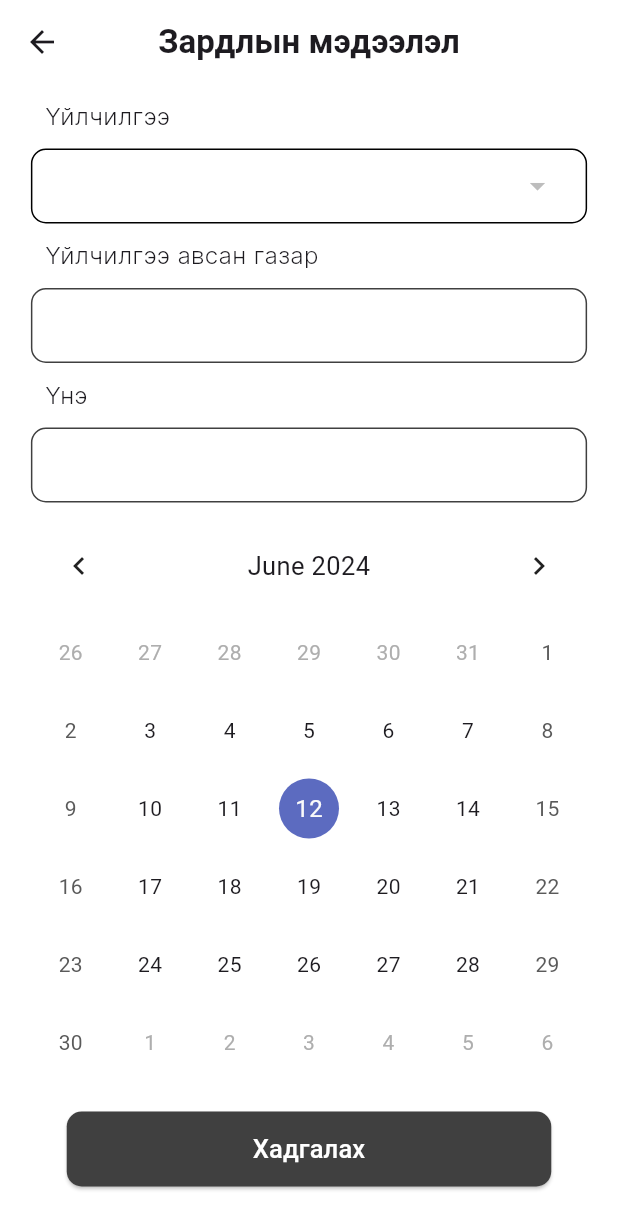
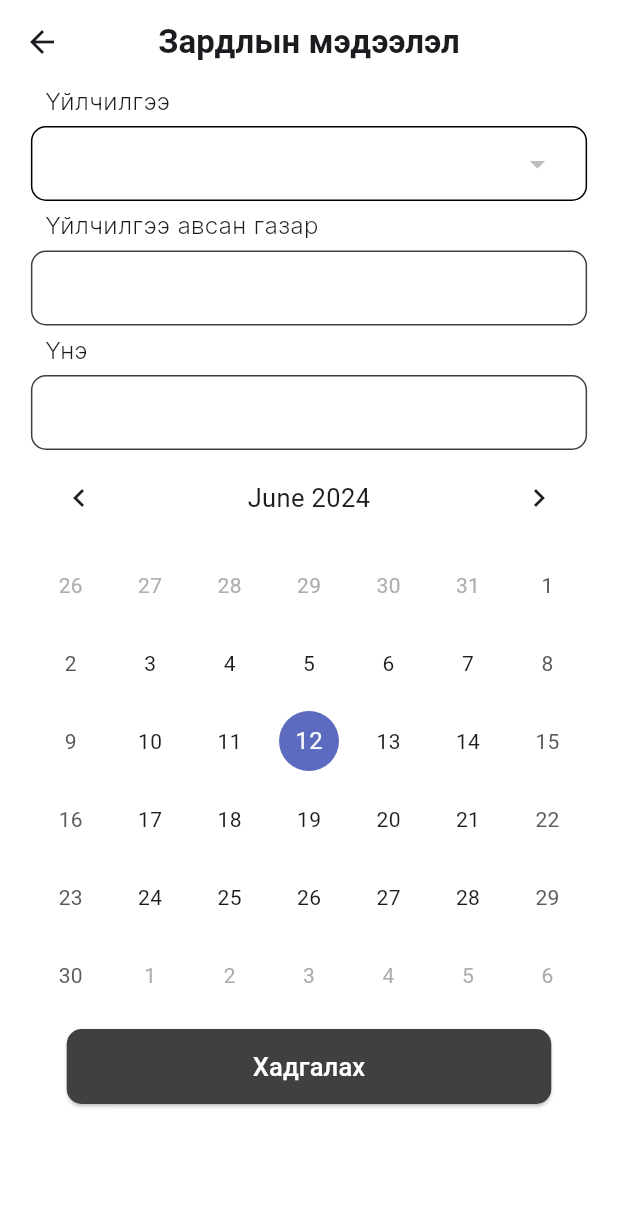
Before and after one commit to erdenekhuu-bot/final_version_carcare, a Flutter app: the Zardal screen opened directly, on a phone screen of 412 x 824 dp. Shown: the top 1229 px of the screen. Run offline on Flutter 3.47's test engine with Material 3 defaults, Android fonts, the phone set to English and light mode, and no system bars; drawn by our look-alikes of table_calendar; our stand-ins replace another_flushbar, carousel_slider, fl_chart, flutter_cache_manager, flutter_svg, google_maps_flutter and 2 more; missing offline and left inert: country_flags, fluster, flutter_phone_direct_caller; network calls fail; project files that could hold a hidden picture were left out.

Commit message:
'updated'

```diff
--- a/lib/usable/Components/Zardal.dart
+++ b/lib/usable/Components/Zardal.dart
@@ -89,7 +89,6 @@ class _ZardalState extends State<Zardal> {
               key: _formKey,
               child: Column(
                 children: [
-                  const SizedBox(height: 10),
                   const Padding(
                     padding: EdgeInsets.symmetric(horizontal: 30),
                     child: Row(
@@ -101,7 +100,7 @@ class _ZardalState extends State<Zardal> {
                       ],
                     ),
                   ),
-                  const SizedBox(height: 10),
+                  const SizedBox(height: 5),
                   Container(
                     width: MediaQuery.of(context).size.width * 0.9,
                     height: 50,
@@ -136,7 +135,7 @@ class _ZardalState extends State<Zardal> {
                     ),
                   ),
 
-                  const SizedBox(height: 10),
+                  const SizedBox(height: 5),
                   const Padding(
                     padding: EdgeInsets.symmetric(horizontal: 30),
                     child: Row(
@@ -148,7 +147,7 @@ class _ZardalState extends State<Zardal> {
                       ],
                     ),
                   ),
-                  const SizedBox(height: 10),
+                  const SizedBox(height: 5),
                   SizedBox(
                     width: MediaQuery.of(context).size.width * 0.9,
                     height: 50,
@@ -171,7 +170,7 @@ class _ZardalState extends State<Zardal> {
                       ),
                     ),
                   ),
-                  const SizedBox(height: 10),
+                  const SizedBox(height: 5),
                   const Padding(
                     padding: EdgeInsets.symmetric(horizontal: 30),
                     child: Row(
@@ -183,7 +182,7 @@ class _ZardalState extends State<Zardal> {
                       ],
                     ),
                   ),
-                  const SizedBox(height: 10),
+                  const SizedBox(height: 5),
                   SizedBox(
                     width: MediaQuery.of(context).size.width * 0.9,
                     height: 50,
@@ -207,7 +206,6 @@ class _ZardalState extends State<Zardal> {
                       ),
                     ),
                   ),
-                  const SizedBox(height: 10),
                   SizedBox(
                     width: MediaQuery.of(context).size.width * 0.9,
                     child: TableCalendar(
@@ -234,7 +232,7 @@ class _ZardalState extends State<Zardal> {
                     ),
 
                   ),
-              const SizedBox(height: 20),
+              const SizedBox(height: 10),
               SizedBox(
                 width: 323,
                 height: 50,
```
